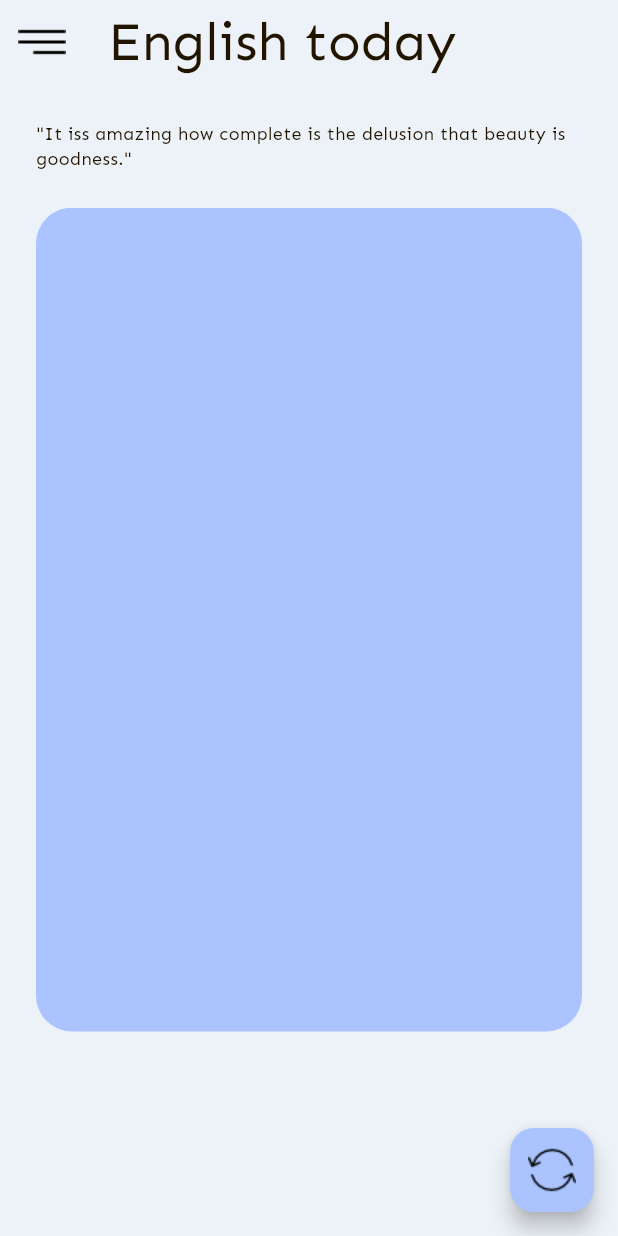
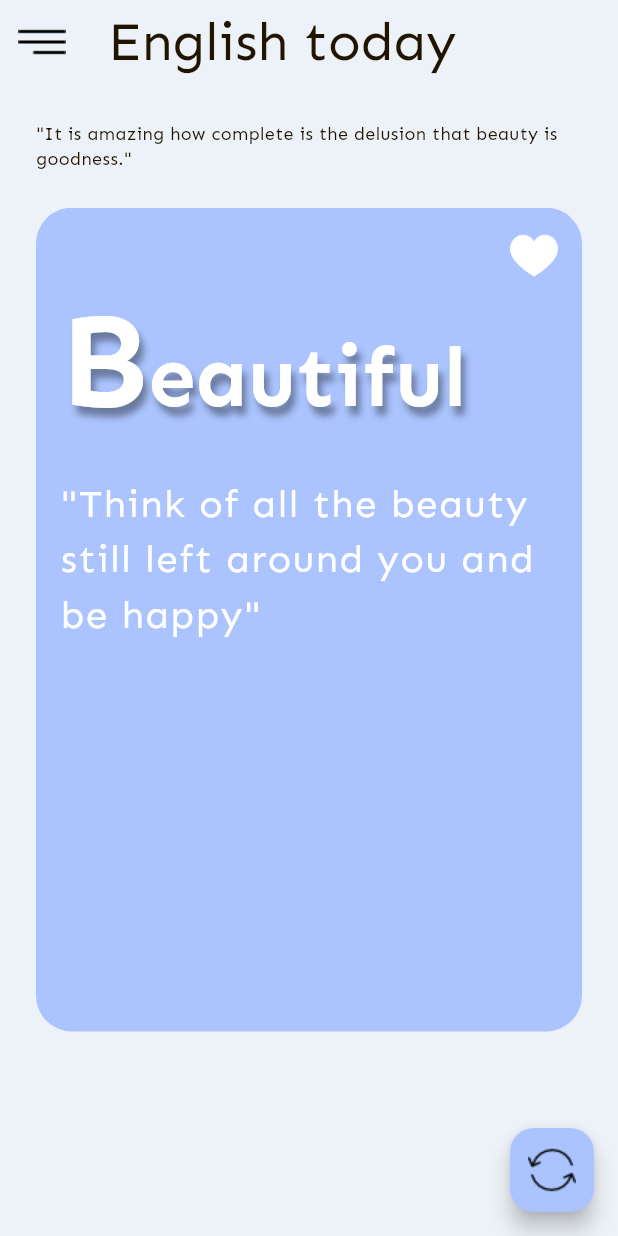
Before and after one commit to trtrung1209/english-card-app, a Flutter app: the HomePage screen opened directly, on a phone screen of 412 x 824 dp. Run offline on Flutter 3.47's test engine with Material 3 defaults, Android fonts, the phone set to English and light mode, and no system bars.

Commit message:
Layout Card Item for HomePage

```diff
--- a/lib/pages/home_page.dart
+++ b/lib/pages/home_page.dart
@@ -37,23 +37,78 @@ class _HomePageState extends State<HomePage> {
         child: Column(
           children: [
             Container(
-              height: size.height * 1/10,
+              height: size.height * 1 / 10,
               alignment: Alignment.centerLeft ,
               child:
               Text(
-                '"It iss amazing how complete is the delusion that beauty is goodness."',
+                '"It is amazing how complete is the delusion that beauty is goodness."',
                 style: AppStyles.h5.copyWith(
                   fontSize: 12,
                   color: AppColors.textColor,
                 ),)),
             Container(
-              height: size.height * 2/3,
+              height: size.height * 2 / 3,
               child: PageView.builder(itemCount: 5, itemBuilder: (context, index){
                 return Container(
                   padding: const EdgeInsets.all(16),
                   decoration: BoxDecoration(
                     color: AppColors.primaryColor,
                     borderRadius: BorderRadius.all(Radius.circular(24))
+                  ),
+                  child: Column(
+                    crossAxisAlignment: CrossAxisAlignment.start,
+                    children: [
+                    Container(
+                      alignment: Alignment.centerRight,
+                      child: Image.asset(AppAssets.heart, color: Colors.white)),
+                    RichText(
+                      maxLines: 1,
+                      overflow: TextOverflow.ellipsis,
+                      textAlign: TextAlign.start,
+                      text: TextSpan(
+                        text: 'B',
+                        style: TextStyle(
+                          color: Colors.white,
+                          fontFamily: FontFamily.sen,
+                          fontSize: 89,
+                          fontWeight: FontWeight.bold,
+                          shadows: [
+                            BoxShadow(
+                              color: Colors.black38,
+                              offset: Offset(3, 6),
+                              blurRadius: 6
+                            )
+                          ]
+                        ),
+                        children: [
+                          TextSpan(
+                            text: 'eautiful',
+                            style: TextStyle(
+                              color: Colors.white,
+                              fontFamily: FontFamily.sen,
+                              fontSize: 56,
+                              fontWeight: FontWeight.bold,
+                              shadows: [
+                                BoxShadow(
+                                  color: Colors.black38,
+                                  offset: Offset(3, 6),
+                                  blurRadius: 6
+                                )
+                              ]
+                            ),
+                          )
+                        ]
+                      )),
+                    Padding(
+                      padding: const EdgeInsets.only(top: 24),
+                      child: Text(
+                        '"Think of all the beauty still left around you and be happy"',
+                        style: AppStyles.h4.copyWith(
+                          letterSpacing: 1
+                        )
+                      ),
+                    )
+                    ],
                   ),
                 );
               }),
```
Also changed, not shown: assets/images/2x/heart.png, assets/images/3x/heart.png, assets/images/heart.png.
